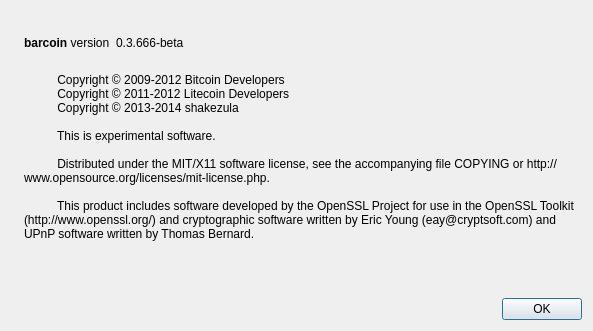
First picture: the form in src/qt/forms/aboutdialog.ui, repository iscoin/interstellarcoin, before the edit.
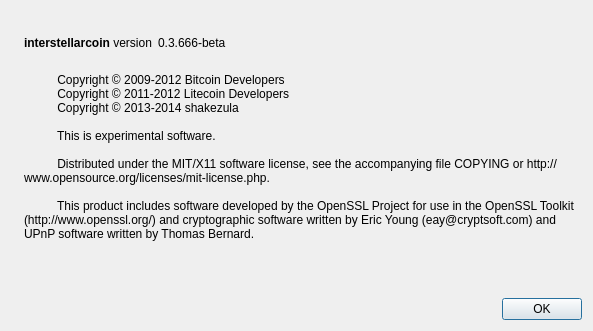
Second picture: the form after the edit. Icons and pictures are not drawn.

```diff
--- a/src/qt/forms/aboutdialog.ui
+++ b/src/qt/forms/aboutdialog.ui
@@ -50,7 +50,7 @@
           <cursorShape>IBeamCursor</cursorShape>
          </property>
          <property name="text">
-          <string>&lt;b&gt;barcoin&lt;/b&gt; version</string>
+          <string>&lt;b&gt;interstellarcoin&lt;/b&gt; version</string>
          </property>
          <property name="textInteractionFlags">
           <set>Qt::LinksAccessibleByMouse|Qt::TextSelectableByKeyboard|Qt::TextSelectableByMouse</set>
```
Left out of the diff: 2 changed lines with no effect on the pictures.
